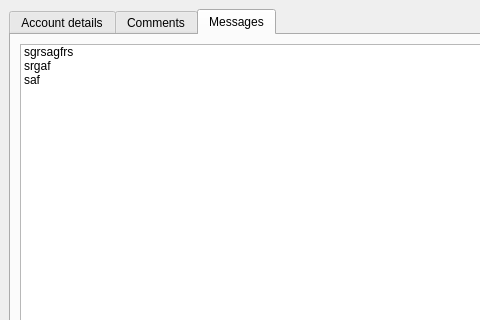
Before: the Qt Designer form callerdatawindow/callerdatawindow.ui in telepark/informer, drawn with Qt 5; both pictures show x 0 to 480 and y 0 to 320 of the 742 by 529 pixel window.
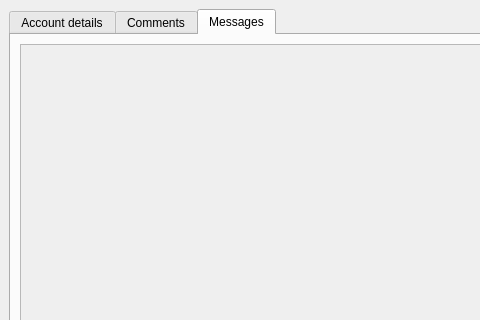
After: the same form once the commit is applied. The open tabs and pages were chosen to show the change.

The edit to the form file:
```diff
--- a/callerdatawindow/callerdatawindow.ui
+++ b/callerdatawindow/callerdatawindow.ui
@@ -114,22 +114,25 @@
        </attribute>
        <layout class="QHBoxLayout" name="horizontalLayout">
         <item>
-         <widget class="QListWidget" name="listWidget">
-          <item>
-           <property name="text">
-            <string>sgrsagfrs</string>
+         <widget class="QScrollArea" name="scrollArea_messages">
+          <property name="widgetResizable">
+           <bool>true</bool>
+          </property>
+          <widget class="QWidget" name="scrollAreaWidgetContents_2">
+           <property name="geometry">
+            <rect>
+             <x>0</x>
+             <y>0</y>
+             <width>700</width>
+             <height>416</height>
+            </rect>
            </property>
-          </item>
-          <item>
-           <property name="text">
-            <string>srgaf</string>
-           </property>
-          </item>
-          <item>
-           <property name="text">
-            <string>saf</string>
-           </property>
-          </item>
+           <layout class="QVBoxLayout" name="verticalLayout_7">
+            <item>
+             <layout class="QVBoxLayout" name="messagesLayout"/>
+            </item>
+           </layout>
+          </widget>
          </widget>
         </item>
        </layout>
```
Left out of the diff: 2 changed lines with no effect on the pictures.
